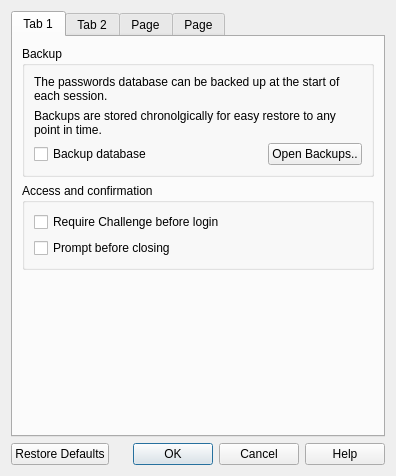
The window that ui/preferencesdialog.ui (sysal1280/passwords) describes before a commit, drawn with Qt 5.
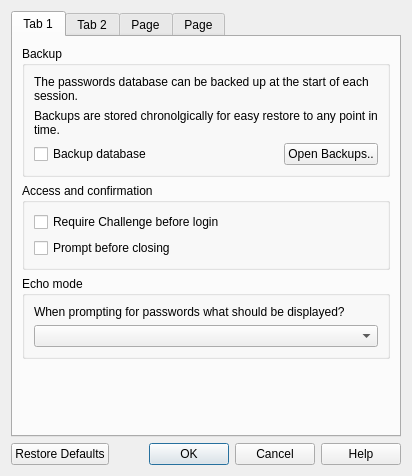
The same window after the commit. The open tabs and pages were chosen to show the change.

Commit message: Added getEchoMode in Settings. Not fully implemented elsewhere yet.

What changed in the file:
```diff
--- a/ui/preferencesdialog.ui
+++ b/ui/preferencesdialog.ui
@@ -6,7 +6,7 @@
    <rect>
     <x>0</x>
     <y>0</y>
-    <width>396</width>
+    <width>412</width>
     <height>476</height>
    </rect>
   </property>
@@ -34,6 +34,19 @@
        <string>Tab 1</string>
       </attribute>
       <layout class="QGridLayout" name="gridLayout_3">
+       <item row="5" column="0">
+        <spacer name="verticalSpacer">
+         <property name="orientation">
+          <enum>Qt::Orientation::Vertical</enum>
+         </property>
+         <property name="sizeHint" stdset="0">
+          <size>
+           <width>20</width>
+           <height>40</height>
+          </size>
+         </property>
+        </spacer>
+       </item>
        <item row="3" column="0">
         <widget class="QGroupBox" name="groupBox_2">
          <property name="title">
@@ -118,17 +131,26 @@
         </widget>
        </item>
        <item row="4" column="0">
-        <spacer name="verticalSpacer">
-         <property name="orientation">
-          <enum>Qt::Orientation::Vertical</enum>
+        <widget class="QGroupBox" name="groupBox_9">
+         <property name="title">
+          <string>Echo mode</string>
          </property>
-         <property name="sizeHint" stdset="0">
-          <size>
-           <width>20</width>
-           <height>40</height>
-          </size>
-         </property>
-        </spacer>
+         <layout class="QGridLayout" name="gridLayout_16">
+          <item row="0" column="0">
+           <widget class="QLabel" name="label_11">
+            <property name="text">
+             <string>When prompting for passwords what should be displayed?</string>
+            </property>
+            <property name="wordWrap">
+             <bool>true</bool>
+            </property>
+           </widget>
+          </item>
+          <item row="1" column="0">
+           <widget class="QComboBox" name="comboBoxEchoMode"/>
+          </item>
+         </layout>
+        </widget>
        </item>
       </layout>
      </widget>
```
Left out of the diff: 2 changed lines with no effect on the pictures. The commit also changes 5 other files.
